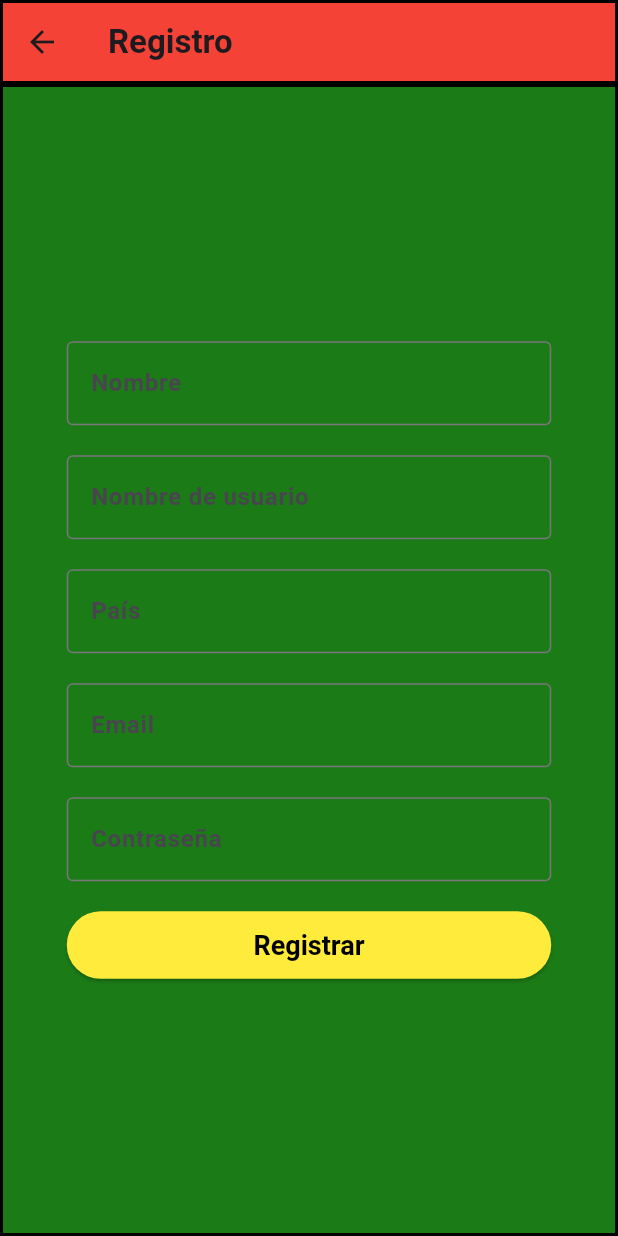
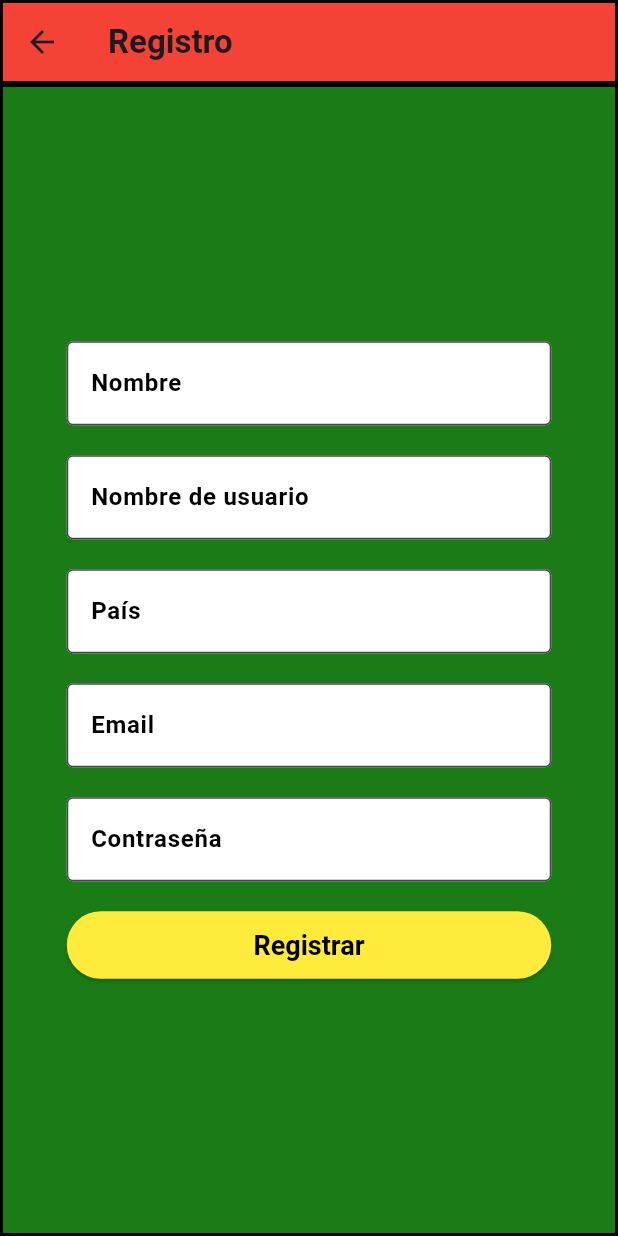
Before and after one commit to UNIZAR-30226-2024-13/Frontend-Movil, a Flutter app: the screen it shows after launch, after a tap on "Registro", on a phone screen of 412 x 824 dp. Run offline on Flutter 3.47's test engine with Material 3 defaults, Android fonts, the phone set to English and light mode, and no system bars.

Commit message:
Cambio de TextFields

```diff
--- a/lib/main.dart
+++ b/lib/main.dart
@@ -65,9 +65,11 @@ class _InicioState extends State<Inicio> {
                     child: TextField(
                       controller: _texto_user,
                       decoration: InputDecoration(
+                        filled: true,
+                        fillColor: Colors.white,
                         border: OutlineInputBorder(),
                         labelText: 'Usuario',
-                        labelStyle: TextStyle(fontWeight: FontWeight.bold),
+                        labelStyle: TextStyle(fontWeight: FontWeight.bold, color: Colors.black),
                       ),
                     ),
                   )
@@ -81,8 +83,10 @@ class _InicioState extends State<Inicio> {
                       controller: _texto_pass,
                       decoration: InputDecoration(
                         border: OutlineInputBorder(),
+                        filled: true,
+                        fillColor: Colors.white,
                         labelText: 'Contraseña',
-                        labelStyle: TextStyle(fontWeight: FontWeight.bold),
+                        labelStyle: TextStyle(fontWeight: FontWeight.bold, color: Colors.black),
                       ),
                     ),
                   )
@@ -148,9 +152,6 @@ class _InicioState extends State<Inicio> {
       if (_user == "" || _pass == "") {
         mostrarAlerta(context, "Los campos no pueden ser vacíos");
       }
-      else if (_pass.length <= 7 || !( _pass.contains(RegExp(r'[a-z]'))) || !(_pass.contains(RegExp(r'[A-Z]'))) || !(_pass.contains(RegExp(r'[0-9]')))) {
-        mostrarAlerta(context, "La contraseña debe ser mayor de 7 carácteres, y tener al menos una mayúscula, una minúscula y un dígito");
-      }
       else {
         Navigator.push(
           context,
--- a/lib/registro.dart
+++ b/lib/registro.dart
@@ -43,9 +43,11 @@ class Registro extends StatelessWidget {
                     child: TextField(
                       controller: _texto_nombre,
                       decoration: InputDecoration(
+                        filled: true,
+                        fillColor: Colors.white,
                         border: OutlineInputBorder(),
                         labelText: 'Nombre',
-                        labelStyle: TextStyle(fontWeight: FontWeight.bold),
+                        labelStyle: TextStyle(fontWeight: FontWeight.bold, color: Colors.black),
                       ),
                     ),
                   )
@@ -57,9 +59,11 @@ class Registro extends StatelessWidget {
                     child: TextField(
                       controller: _texto_user,
                       decoration: InputDecoration(
+                        filled: true,
+                        fillColor: Colors.white,
                         border: OutlineInputBorder(),
                         labelText: 'Nombre de usuario',
-                        labelStyle: TextStyle(fontWeight: FontWeight.bold),
+                        labelStyle: TextStyle(fontWeight: FontWeight.bold, color: Colors.black),
                       ),
                     ),
                   )
@@ -71,9 +75,11 @@ class Registro extends StatelessWidget {
                     child: TextField(
                       controller: _texto_pais,
                       decoration: InputDecoration(
+                        filled: true,
+                        fillColor: Colors.white,
                         border: OutlineInputBorder(),
                         labelText: 'País',
-                        labelStyle: TextStyle(fontWeight: FontWeight.bold),
+                        labelStyle: TextStyle(fontWeight: FontWeight.bold, color: Colors.black),
                       ),
                     ),
                   )
@@ -85,9 +91,11 @@ class Registro extends StatelessWidget {
                     child: TextField(
                       controller: _texto_email,
                       decoration: InputDecoration(
+                        filled: true,
+                        fillColor: Colors.white,
                         border: OutlineInputBorder(),
                         labelText: 'Email',
-                        labelStyle: TextStyle(fontWeight: FontWeight.bold),
+                        labelStyle: TextStyle(fontWeight: FontWeight.bold, color: Colors.black),
                       ),
                     ),
                   )
@@ -100,9 +108,11 @@ class Registro extends StatelessWidget {
                       obscureText: true,
                       controller: _texto_pass,
                       decoration: InputDecoration(
+                        filled: true,
+                        fillColor: Colors.white,
                         border: OutlineInputBorder(),
                         labelText: 'Contraseña',
-                        labelStyle: TextStyle(fontWeight: FontWeight.bold),
+                        labelStyle: TextStyle(fontWeight: FontWeight.bold, color: Colors.black),
                       ),
                     ),
                   )
```
Also changed, not shown: lib/cambiar_texto.dart (+10 -26 lines).
